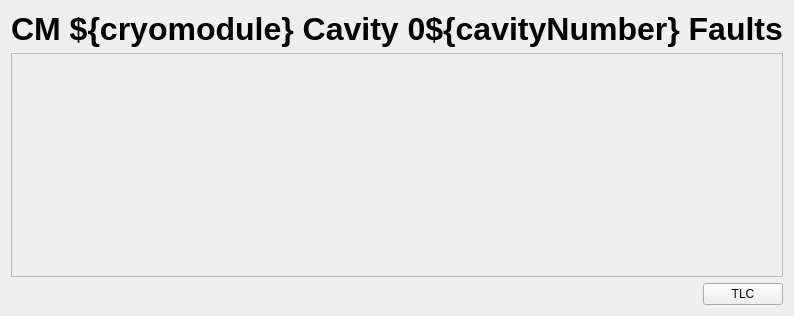
The window that frontend/cavityfaultdisplay.ui (slaclab/cavityDisplay) describes before a commit, drawn with Qt 5.
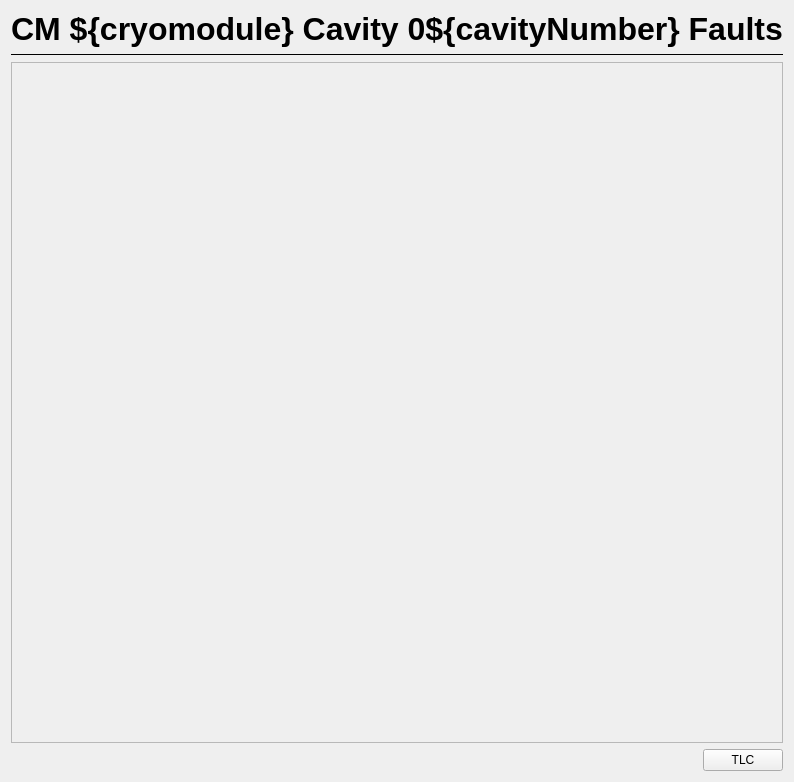
The same window after the commit. Custom widgets are drawn as their Qt base class.

```diff
--- a/frontend/cavityfaultdisplay.ui
+++ b/frontend/cavityfaultdisplay.ui
@@ -7,7 +7,7 @@
     <x>0</x>
     <y>0</y>
     <width>599</width>
-    <height>316</height>
+    <height>782</height>
    </rect>
   </property>
   <property name="windowTitle">
@@ -40,6 +40,16 @@
      </property>
     </widget>
    </item>
+   <item>
+    <widget class="Line" name="line">
+     <property name="frameShadow">
+      <enum>QFrame::Plain</enum>
+     </property>
+     <property name="orientation">
+      <enum>Qt::Horizontal</enum>
+     </property>
+    </widget>
+   </item>
    <item>
     <widget class="QScrollArea" name="scrollArea">
      <property name="widgetResizable">
@@ -51,7 +61,7 @@
         <x>0</x>
         <y>0</y>
         <width>573</width>
-        <height>221</height>
+        <height>672</height>
        </rect>
       </property>
       <layout class="QVBoxLayout" name="verticalLayout_3">
```
Left out of the diff: 8 changed lines with no effect on the pictures.
